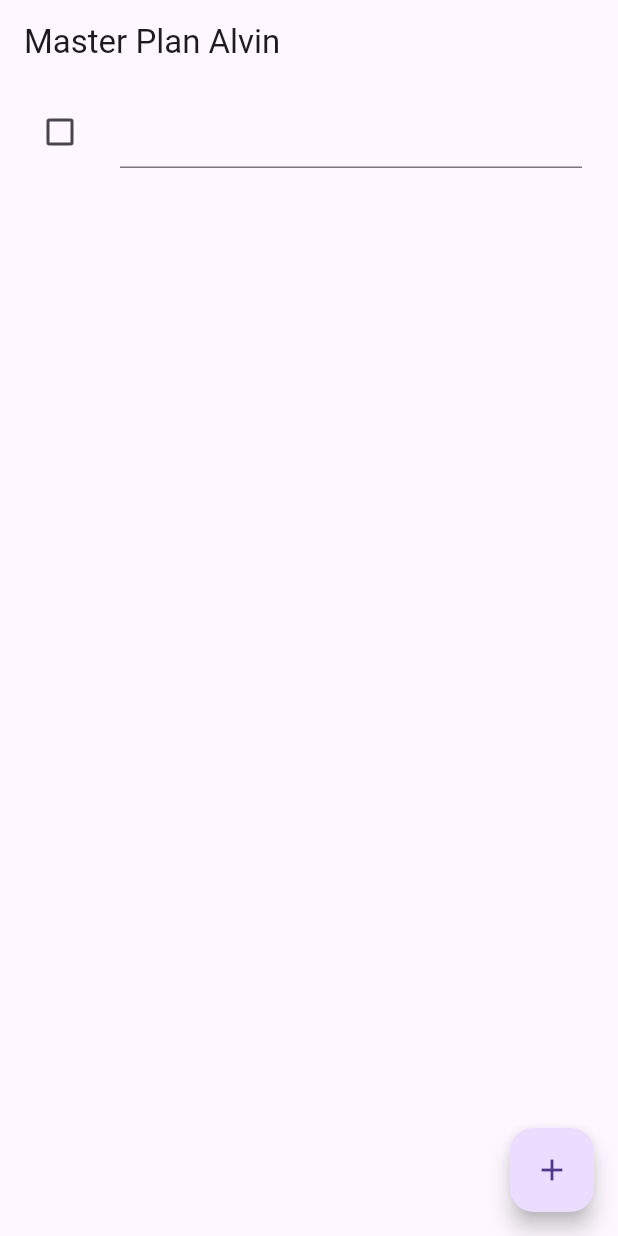
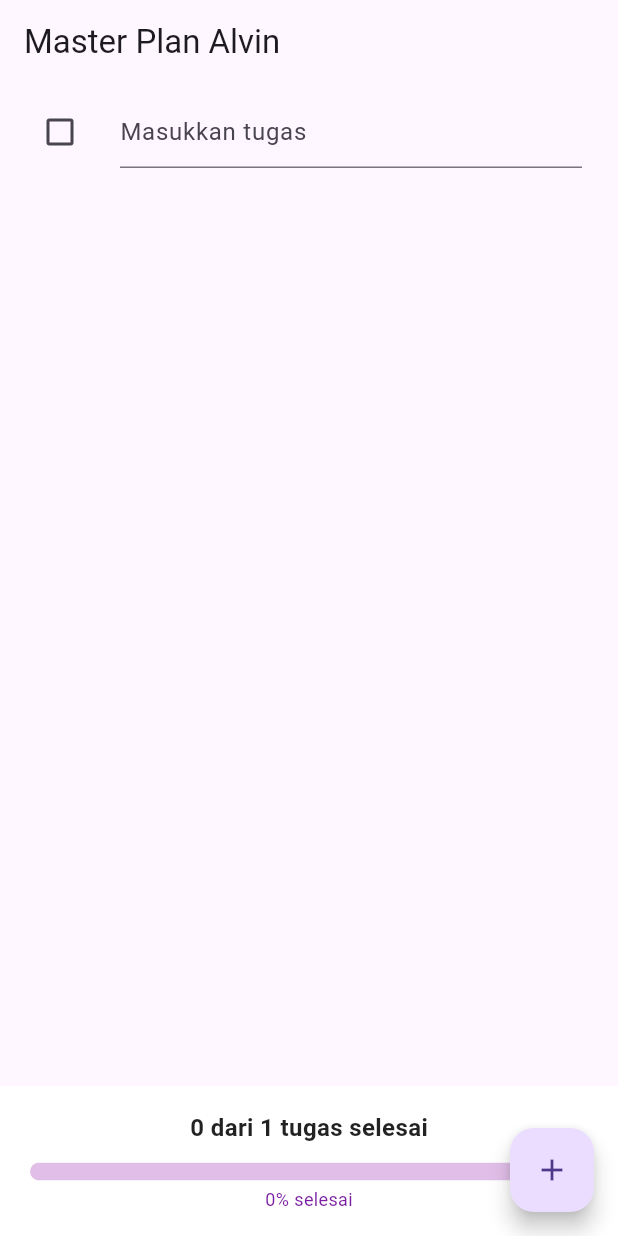
Before and after one commit to Vinn1105/flutter-fundamental, a Flutter app: the screen it shows after launch, after a tap on the "add" icon, on a phone screen of 412 x 824 dp. Run offline on Flutter 3.47's test engine with Material 3 defaults, Android fonts, the phone set to English and light mode, and no system bars.

Commit message:
tugas pratikum 2

```diff
--- a/lib/main.dart
+++ b/lib/main.dart
@@ -1,5 +1,7 @@
 import 'package:flutter/material.dart';
 
+import './models/data_layer.dart';
+import './provider/plan_provider.dart';
 import './views/plan_screen.dart';
 
 void main() => runApp(const MasterPlanApp());
@@ -11,7 +13,10 @@ class MasterPlanApp extends StatelessWidget {
   Widget build(BuildContext context) {
     return MaterialApp(
       theme: ThemeData(primarySwatch: Colors.purple),
-      home: const PlanScreen(),
+      home: PlanProvider(
+        notifier: ValueNotifier<Plan>(const Plan()),
+        child: const PlanScreen(),
+      ),
     );
   }
 }
--- a/lib/models/plan.dart
+++ b/lib/models/plan.dart
@@ -5,4 +5,9 @@ class Plan {
   final List<Task> tasks;
 
   const Plan({this.name = '', this.tasks = const []});
+
+  int get completedCount => tasks.where((task) => task.complete).length;
+
+  String get completenessMessage =>
+      '$completedCount out of ${tasks.length} tasks';
 }
--- /dev/null
+++ b/lib/provider/plan_provider.dart
@@ -0,0 +1,20 @@
+
+import 'package:flutter/material.dart';
+import '../models/data_layer.dart';
+
+class PlanProvider extends InheritedNotifier<ValueNotifier<Plan>> {
+  const PlanProvider({
+    super.key,
+    required Widget child,
+    required ValueNotifier<Plan> notifier,
+  }) : super(
+          child: child,
+          notifier: notifier,
+        );
+
+  static ValueNotifier<Plan> of(BuildContext context) {
+    return context
+        .dependOnInheritedWidgetOfExactType<PlanProvider>()!
+        .notifier!;
+  }
+}
--- a/lib/views/plan_screen.dart
+++ b/lib/views/plan_screen.dart
@@ -1,24 +1,25 @@
+import 'package:flutter/material.dart';
+
 import '../models/data_layer.dart';
-
-import 'package:flutter/material.dart';
+import '../provider/plan_provider.dart';
 
 class PlanScreen extends StatefulWidget {
   const PlanScreen({super.key});
 
   @override
-  State createState() => _PlanScreenState();
+  State<PlanScreen> createState() => _PlanScreenState();
 }
 
 class _PlanScreenState extends State<PlanScreen> {
-  Plan plan = const Plan();
   late ScrollController scrollController;
 
   @override
   void initState() {
     super.initState();
+
     scrollController = ScrollController()
       ..addListener(() {
-        FocusScope.of(context).requestFocus(FocusNode());
+        FocusScope.of(context).unfocus();
       });
   }
 
@@ -26,65 +27,150 @@ class _PlanScreenState extends State<PlanScreen> {
   Widget build(BuildContext context) {
     return Scaffold(
       appBar: AppBar(title: const Text('Master Plan Alvin')),
-      body: _buildList(),
-      floatingActionButton: _buildAddTaskButton(),
+      body: ValueListenableBuilder<Plan>(
+        valueListenable: PlanProvider.of(context),
+        builder: (context, plan, child) {
+          final totalTasks = plan.tasks.length;
+          final completedTasks = plan.completedCount;
+
+          final progress = totalTasks == 0 ? 0.0 : completedTasks / totalTasks;
+
+          return Column(
+            children: [
+              // Daftar tugas
+              Expanded(child: _buildList(plan)),
+
+              // Panel progres
+              Container(
+                width: double.infinity,
+                padding: const EdgeInsets.symmetric(
+                  horizontal: 20,
+                  vertical: 16,
+                ),
+                color: Colors.white,
+                child: Column(
+                  mainAxisSize: MainAxisSize.min,
+                  children: [
+                    Text(
+                      '$completedTasks dari $totalTasks tugas selesai',
+                      style: const TextStyle(
+                        fontSize: 16,
+                        fontWeight: FontWeight.bold,
+                        color: Colors.black87,
+                      ),
+                    ),
+
+                    const SizedBox(height: 12),
+
+                    // Bar progres ungu
+                    ClipRRect(
+                      borderRadius: BorderRadius.circular(10),
+                      child: LinearProgressIndicator(
+                        value: progress,
+                        minHeight: 12,
+                        backgroundColor: Colors.purple.shade100,
+                        valueColor: const AlwaysStoppedAnimation<Color>(
+                          Colors.purple,
+                        ),
+                      ),
+                    ),
+
+                    const SizedBox(height: 4),
+
+                    Text(
+                      '${(progress * 100).round()}% selesai',
+                      style: TextStyle(
+                        fontSize: 12,
+                        color: Colors.purple.shade700,
+                      ),
+                    ),
+                  ],
+                ),
+              ),
+            ],
+          );
+        },
+      ),
+
+      floatingActionButton: _buildAddTaskButton(context),
     );
   }
 
-  Widget _buildAddTaskButton() {
+  // Tombol untuk menambahkan tugas
+  Widget _buildAddTaskButton(BuildContext context) {
+    final planNotifier = PlanProvider.of(context);
+
     return FloatingActionButton(
+      onPressed: () {
+        final currentPlan = planNotifier.value;
+
+        planNotifier.value = Plan(
+          name: currentPlan.name,
+          tasks: List<Task>.from(currentPlan.tasks)..add(const Task()),
+        );
+      },
       child: const Icon(Icons.add),
-      onPressed: () {
-        setState(() {
-          plan = Plan(
-            name: plan.name,
-            tasks: List<Task>.from(plan.tasks)..add(const Task()),
-          );
-        });
-      },
     );
   }
 
-  Widget _buildList() {
+  // Tampilan setiap tugas
+  Widget _buildTaskTile(Task task, int index, BuildContext context) {
+    final planNotifier = PlanProvider.of(context);
+
+    return ListTile(
+      leading: Checkbox(
+        value: task.complete,
+        activeColor: Colors.purple,
+        onChanged: (selected) {
+          final currentPlan = planNotifier.value;
+
+          final updatedTasks = List<Task>.from(currentPlan.tasks);
+
+          updatedTasks[index] = Task(
+            description: task.description,
+            complete: selected ?? false,
+          );
+
+          planNotifier.value = Plan(
+            name: currentPlan.name,
+            tasks: updatedTasks,
+          );
+        },
+      ),
+
+      title: TextFormField(
+        initialValue: task.description,
+        decoration: const InputDecoration(hintText: 'Masukkan tugas'),
+        onChanged: (text) {
+          final currentPlan = planNotifier.value;
+
+          final updatedTasks = List<Task>.from(currentPlan.tasks);
+
+          updatedTasks[index] = Task(
+            description: text,
+            complete: task.complete,
+          );
+
+          planNotifier.value = Plan(
+            name: currentPlan.name,
+            tasks: updatedTasks,
+          );
+        },
+      ),
+    );
+  }
+
+  // Membuat daftar tugas
+  Widget _buildList(Plan plan) {
     return ListView.builder(
       controller: scrollController,
       keyboardDismissBehavior: Theme.of(context).platform == TargetPlatform.iOS
           ? ScrollViewKeyboardDismissBehavior.onDrag
           : ScrollViewKeyboardDismissBehavior.manual,
       itemCount: plan.tasks.length,
-      itemBuilder: (context, index) => _buildTaskTile(plan.tasks[index], index),
-    );
-  }
-
-  Widget _buildTaskTile(Task task, int index) {
-    return ListTile(
-      leading: Checkbox(
-        value: task.complete,
-        onChanged: (selected) {
-          setState(() {
-            plan = Plan(
-              name: plan.name,
-              tasks: List<Task>.from(plan.tasks)
-                ..[index] = Task(
-                  description: task.description,
-                  complete: selected ?? false,
-                ),
-            );
-          });
-        },
-      ),
-      title: TextFormField(
-        initialValue: task.description,
-        onChanged: (text) {
-          setState(() {
-            plan = Plan(
-              name: plan.name,
-              tasks: List<Task>.from(plan.tasks)
-                ..[index] = Task(description: text, complete: task.complete),
-            );
-          });
-        },
-      ),
+      itemBuilder: (context, index) {
+        return _buildTaskTile(plan.tasks[index], index, context);
+      },
     );
   }
 
```
